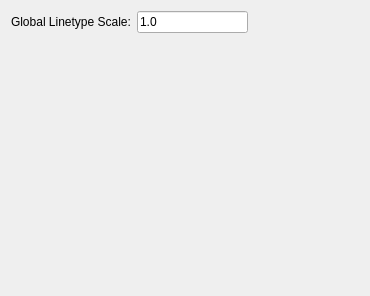
Old version of the form scripts/Edit/DrawingPreferences/LinetypeSettings/PreferencesPage.ui in the repository qcad/qcad.
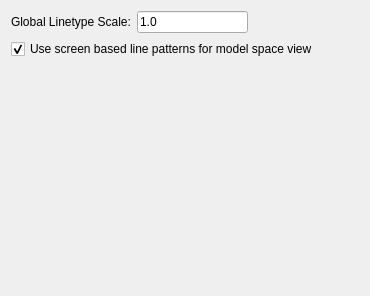
New version of the form. Custom widgets are drawn as their Qt base class.

Commit message:
new view mode, preference for zero weight line lines
view mode for screen based line types
configure pattern factor of zero weight lines
preparations for custom property refactoring

```diff
--- a/scripts/Edit/DrawingPreferences/LinetypeSettings/PreferencesPage.ui
+++ b/scripts/Edit/DrawingPreferences/LinetypeSettings/PreferencesPage.ui
@@ -48,6 +48,16 @@
      </item>
     </layout>
    </item>
+   <item>
+    <widget class="QCheckBox" name="ScreenBasedPatterns">
+     <property name="text">
+      <string>Use screen based line patterns for model space view</string>
+     </property>
+     <property name="checked">
+      <bool>true</bool>
+     </property>
+    </widget>
+   </item>
    <item>
     <spacer name="verticalSpacer">
      <property name="orientation">
```
The commit also changes 74 other files.
